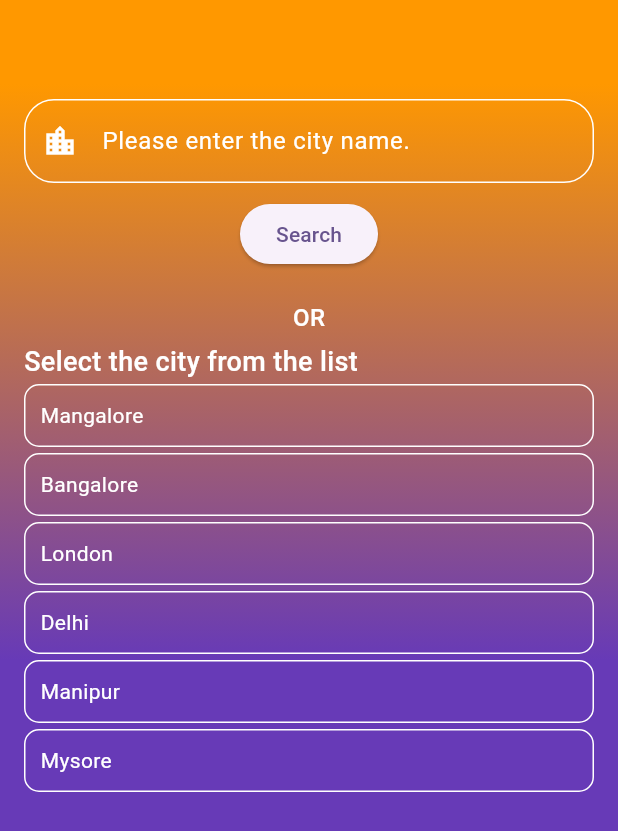
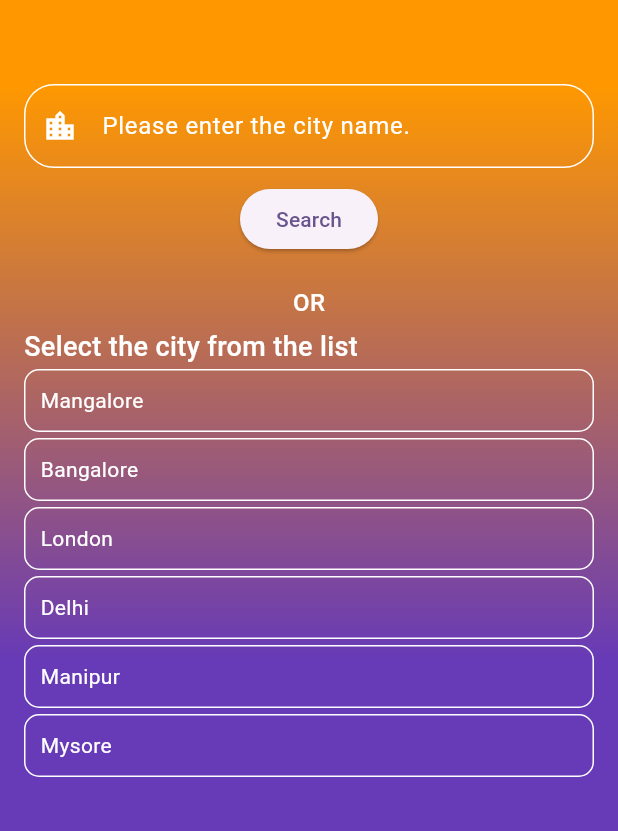
Before and after one commit to naaf-44/web-three-assessment, a Flutter app: the screen it shows after launch, on a phone screen of 412 x 824 dp. Shown: the top 831 px of the screen. Run offline on Flutter 3.47's test engine with Material 3 defaults, Android fonts, the light colour scheme and no system bars; our stand-ins replace bloc, cached_network_image, connectivity_plus, device_preview, equatable, flutter_bloc and 2 more.

Commit message:
minor design update

```diff
--- a/lib/screens/weatherScreen.dart
+++ b/lib/screens/weatherScreen.dart
@@ -20,7 +20,6 @@
 }
 
 class _WeatherScreenState extends State<WeatherScreen> {
-
   /// connectionHandler to handle internet connectivity status.
   ConnectionHandler connectionHandler = ConnectionHandler();
 
@@ -153,6 +152,7 @@
                                   ],
                                 ),
                               ),
+                              const SizedBox(height: 20),
                             ],
                           );
                         } else {
--- a/lib/widgets/textFieldWidget.dart
+++ b/lib/widgets/textFieldWidget.dart
@@ -9,9 +9,7 @@
 
   @override
   Widget build(BuildContext context) {
-    return Container(
-      margin: const EdgeInsets.only(top: 10),
-      child: TextFormField(
+    return TextFormField(
       controller: controller,
       style: const TextStyle(color: Colors.white),
       cursorColor: Colors.white,
@@ -36,7 +34,6 @@
       validator: FormValidator().cityNameValidator,
       autovalidateMode: AutovalidateMode.onUserInteraction,
       keyboardType: TextInputType.text,
-      ),
     );
   }
 }
```
Lines whose indentation alone changed are shown as unchanged.
